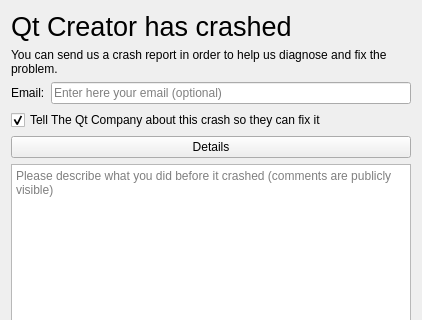
Qt form qtcreator/qt-creator-opensource-src-4.13.3/src/libs/qt-breakpad/qtcrashhandler/mainwidget.ui (csgaokun/vscode_claude) before a commit; both pictures show x 0 to 422 and y 0 to 320 of the 422 by 510 pixel window.
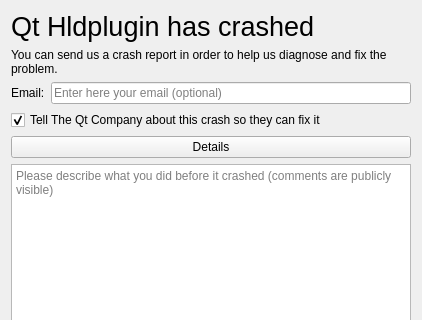
The same form after that commit.

Commit message:
feat: rename all 'creator' to 'hldplugin' in Qt Creator 4.13.3 source
Case-preserving replacement: creator→hldplugin, Creator→Hldplugin, CREATOR→HLDPLUGIN
- 7982 files: text content replaced
- 556 files: renamed
- 23 directories: renamed
- Plugin IID: org.qt-project.Qt.QtHldpluginPlugin
- Build paths, includes, QRC refs all updated consistently

The edit to the form file:
```diff
--- a/qtcreator/qt-creator-opensource-src-4.13.3/src/libs/qt-breakpad/qtcrashhandler/mainwidget.ui
+++ b/qtcreator/qt-creator-opensource-src-4.13.3/src/libs/qt-breakpad/qtcrashhandler/mainwidget.ui
@@ -22,7 +22,7 @@
       </font>
      </property>
      <property name="text">
-      <string>Qt Creator has crashed</string>
+      <string>Qt Hldplugin has crashed</string>
      </property>
      <property name="scaledContents">
       <bool>false</bool>
```
The commit also changes 9706 other files.
